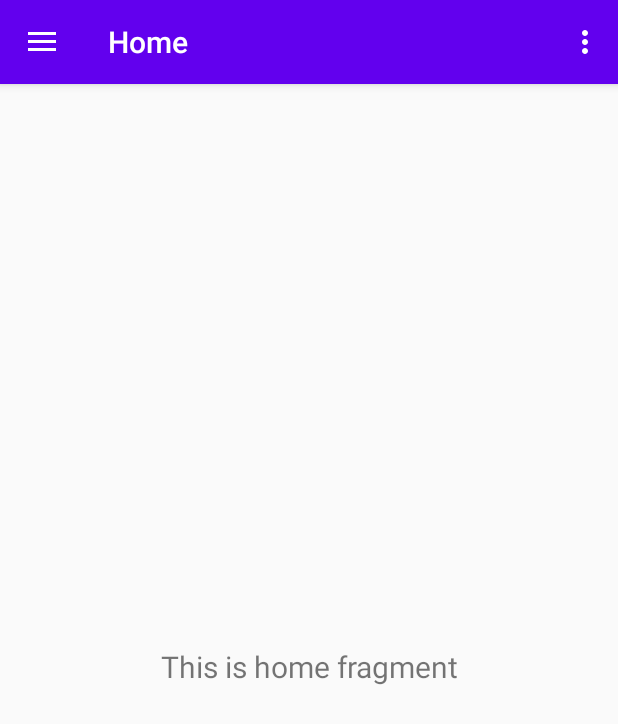
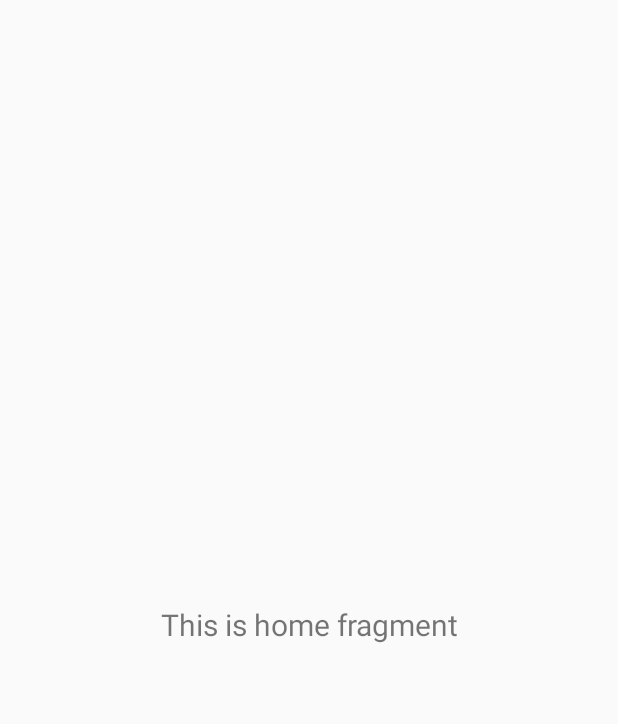
Before and after one commit to LucasAndreCruz/Navigation-Drawer, an Android app: the screen it shows after launch (MainActivity), on a phone screen of 412 x 824 dp. Shown: the top 724 px of the screen. Run offline under Robolectric (Android 15) with nearby library versions, the phone set to English and light mode, and no system bars; our stand-ins replace navigation-ui; 1 statement that could not run was skipped.

Commit message:
Commit - remove toolbar

```diff
--- a/app/src/main/java/com/cursoandroid/navigationdrawer/MainActivity.java
+++ b/app/src/main/java/com/cursoandroid/navigationdrawer/MainActivity.java
@@ -24,8 +24,7 @@ public class MainActivity extends AppCompatActivity {
     protected void onCreate(Bundle savedInstanceState) {
         super.onCreate(savedInstanceState);
         setContentView(R.layout.activity_main);
-        Toolbar toolbar = findViewById(R.id.toolbar);
-        setSupportActionBar(toolbar);
+
 
         DrawerLayout drawer = findViewById(R.id.drawer_layout);
         NavigationView navigationView = findViewById(R.id.nav_view);
--- a/app/src/main/res/layout/app_bar_main.xml
+++ b/app/src/main/res/layout/app_bar_main.xml
@@ -6,19 +6,7 @@
     android:layout_height="match_parent"
     tools:context=".MainActivity">
 
-    <com.google.android.material.appbar.AppBarLayout
-        android:layout_width="match_parent"
-        android:layout_height="wrap_content"
-        android:theme="@style/AppTheme.AppBarOverlay">
 
-        <androidx.appcompat.widget.Toolbar
-            android:id="@+id/toolbar"
-            android:layout_width="match_parent"
-            android:layout_height="?attr/actionBarSize"
-            android:background="?attr/colorPrimary"
-            app:popupTheme="@style/AppTheme.PopupOverlay" />
-
-    </com.google.android.material.appbar.AppBarLayout>
 
     <include layout="@layout/content_main" />
 
```
